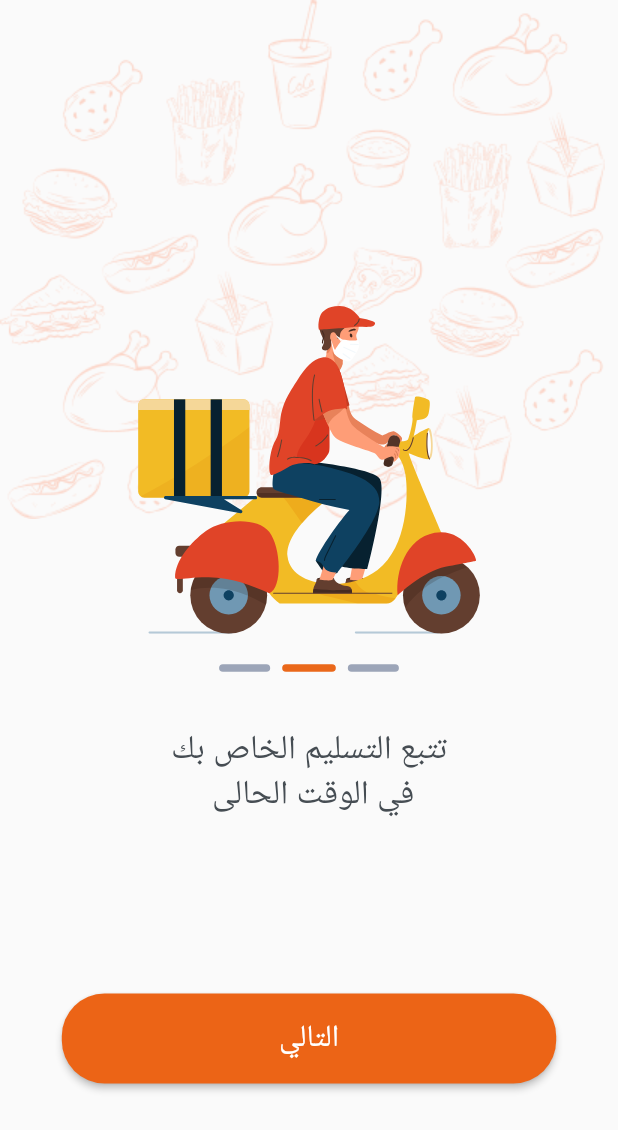
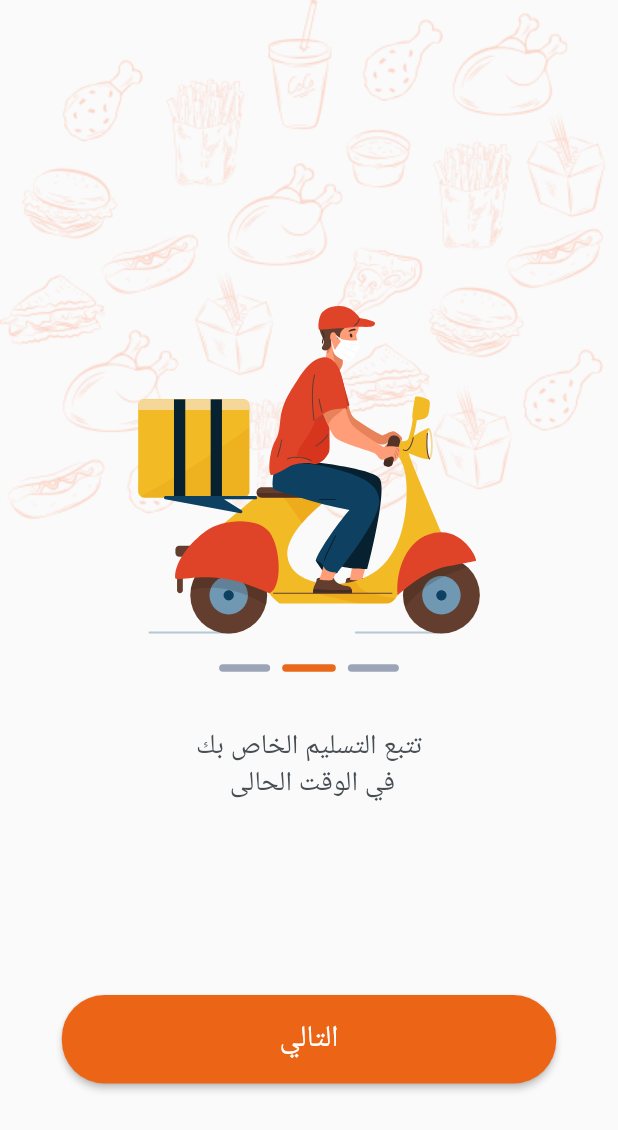
Before and after one commit to BatoulMDarwish/hundred_plus, a Flutter app: the screen it shows after launch, swiped to page 2, on a phone screen of 412 x 824 dp. Shown: the top 1130 px of the screen. Run offline on Flutter 3.47's test engine with Material 2 defaults, Android fonts, the phone set to English and light mode, and no system bars; drawn by our look-alikes of smooth_page_indicator; our stand-ins replace equatable, flutter_bloc, flutter_screenutil, flutter_svg, go_router; Roboto replaces fonts that are missing (BoutrosART Medium).

Commit message:
edit_theme

```diff
--- /dev/null
+++ b/lib/core/common/config/theme/fonts_constant.dart
@@ -0,0 +1,51 @@
+import 'package:flutter/material.dart';
+import 'package:flutter_screenutil/flutter_screenutil.dart';
+
+class FontConstants {
+  static const String fontFamily =  'BoutrosART Medium';
+}
+
+class FontWeightManager {
+  static  FontWeight get light => FontWeight.w300;
+
+  static FontWeight get regular => FontWeight.normal;
+
+  static FontWeight get medium => FontWeight.w500;
+
+  static  FontWeight get semiBold => FontWeight.w600;
+
+  static FontWeight get bold => FontWeight.bold;
+
+  static FontWeight get extraBold => FontWeight.w800;
+}
+
+class FontSize {
+  static double get text_64 => textFontSize_64.sp;
+
+  static const double textFontSize_64 = 64;
+
+  static double get text_36 => textFontSize_36.sp;
+
+  static const double textFontSize_36 = 36;
+
+  static double get text_24 => textFontSize_24.sp;
+  static const double textFontSize_24 = 24;
+
+  static double get text_22 => textFontSize_22.sp;
+  static const double textFontSize_22 = 22;
+
+  static double get text_24text_20 => textFontSize_20.sp;
+  static const double textFontSize_20 = 20;
+
+  static double get text_18 => textFontSize_18.sp;
+  static const double textFontSize_18 = 18;
+
+  static double get text_16 => textFontSize_16.sp;
+  static const double textFontSize_16 = 16;
+
+  static double get text_13 => textFontSize_13.sp;
+  static const double textFontSize_13 = 13;
+
+  static double get text_11 => textFontSize_11.sp;
+  static const double textFontSize_11 = 10;
+}
--- a/lib/core/common/config/theme/style.dart
+++ b/lib/core/common/config/theme/style.dart
@@ -3,10 +3,12 @@ import 'package:flutter/material.dart';
 import 'package:flutter_screenutil/flutter_screenutil.dart';
 import 'package:handred_plus/core/common/config/theme/colors.dart';
 
+import 'fonts_constant.dart';
+
 class AppStyle {
   AppStyle._();
 
-  static const String fontName =  'BoutrosART Medium';
+
 
   static final ElevatedButtonThemeData elevatedButtonStyle = ElevatedButtonThemeData(
     style: ElevatedButton.styleFrom(
@@ -14,7 +16,7 @@ class AppStyle {
         foregroundColor: AppColors.white,
         shape: RoundedRectangleBorder(borderRadius: BorderRadius.circular(28.r)),
         padding: const EdgeInsets.symmetric(vertical: 16),
-        textStyle:   TextStyle(fontSize: 20.sp,   fontFamily: fontName),
+        textStyle:  textTheme.titleMedium,
       ),
   );
 
@@ -25,7 +27,7 @@ class AppStyle {
         shape: RoundedRectangleBorder(borderRadius: BorderRadius.circular(28.r)),
         padding: const EdgeInsets.symmetric(vertical: 16),
         side: const BorderSide(color: AppColors.primary , ),
-        textStyle:  TextStyle(fontSize: 20.sp,   fontFamily: fontName),)
+        textStyle:textTheme.titleMedium ,)
   );
 
   static final TextButtonThemeData textButtonStyle = TextButtonThemeData(
@@ -34,22 +36,22 @@ class AppStyle {
         foregroundColor: AppColors.primary,
         shape: RoundedRectangleBorder(borderRadius: BorderRadius.circular(8)),
         padding: const EdgeInsets.symmetric(vertical: 16),
-        textStyle: const TextStyle(fontFamily: fontName)),
+        textStyle:textTheme.titleMedium),
   );
 
 
 
   static TextTheme textTheme = TextTheme(
-    displayLarge: TextStyle(fontSize: 26.sp,  color: AppColors.white, fontFamily: fontName),
-    displayMedium: TextStyle(fontSize: 24.sp,  color: AppColors.white, fontFamily: fontName),
-    displaySmall: TextStyle(fontSize: 22.sp, fontWeight: FontWeight.w600, color: AppColors.primary, fontFamily: fontName),
-    headlineSmall: TextStyle(fontSize: 22.sp,  color: AppColors.textColor1, fontFamily: fontName),
-    titleLarge: TextStyle(fontSize: 16.sp, fontWeight: FontWeight.bold, color: AppColors.textColor, fontFamily: fontName),
-    titleMedium: TextStyle(fontSize: 16.sp, color: AppColors.textColor, fontFamily: fontName),
-    bodyLarge: TextStyle(fontSize: 14.sp, fontWeight: FontWeight.bold, color: AppColors.textColor, fontFamily: fontName),
-    bodyMedium: TextStyle(fontSize: 14.sp, fontWeight: FontWeight.normal, color: AppColors.textColor, fontFamily: fontName),
-    bodySmall: TextStyle(fontSize: 12.sp, fontWeight: FontWeight.normal, color: AppColors.textColor, fontFamily: fontName),
-    labelLarge: TextStyle(fontSize: 12.sp, fontWeight: FontWeight.bold, color: AppColors.textColor, fontFamily: fontName),
-    labelMedium: TextStyle(fontSize: 10.sp, fontWeight: FontWeight.normal, color: AppColors.textColor, fontFamily: fontName),
+    displayLarge: TextStyle(fontSize: FontSize.text_64, fontWeight: FontWeightManager.bold, color: AppColors.textColor1, fontFamily: FontConstants.fontFamily),
+    displayMedium: TextStyle(fontSize: FontSize.text_36,fontWeight: FontWeightManager.semiBold, color: AppColors.textColor1, fontFamily:  FontConstants.fontFamily),
+    displaySmall: TextStyle(fontSize: FontSize.text_24, fontWeight: FontWeightManager.semiBold, color: AppColors.primary, fontFamily:  FontConstants.fontFamily),
+    headlineSmall: TextStyle(fontSize:FontSize.text_24,fontWeight: FontWeightManager.regular, color: AppColors.textColor1, fontFamily:  FontConstants.fontFamily),
+    titleLarge: TextStyle(fontSize: FontSize.text_22, fontWeight: FontWeightManager.regular , color: AppColors.textColor1, fontFamily:  FontConstants.fontFamily),
+    titleMedium: TextStyle(fontSize: FontSize.textFontSize_20 ,fontWeight:  FontWeightManager.regular, color: AppColors.textColor1, fontFamily:  FontConstants.fontFamily),
+    bodyLarge: TextStyle(fontSize: FontSize.text_18, fontWeight:FontWeightManager.bold, color: AppColors.textColor1, fontFamily:  FontConstants.fontFamily),
+    bodyMedium: TextStyle(fontSize: FontSize.text_18, fontWeight:FontWeightManager.regular, color: AppColors.textColor1, fontFamily:  FontConstants.fontFamily),
+    bodySmall: TextStyle(fontSize: FontSize.text_16, fontWeight: FontWeightManager.regular, color: AppColors.textColor1, fontFamily:  FontConstants.fontFamily),
+    labelLarge: TextStyle(fontSize: FontSize.text_13, fontWeight: FontWeightManager.regular, color: AppColors.textColor1, fontFamily:  FontConstants.fontFamily),
+    labelMedium: TextStyle(fontSize: FontSize.textFontSize_11, fontWeight: FontWeightManager.regular, color: AppColors.textColor1, fontFamily:  FontConstants.fontFamily),
   );
 }
--- a/lib/core/common/config/theme/theme.dart
+++ b/lib/core/common/config/theme/theme.dart
@@ -3,6 +3,8 @@
 import 'package:flutter/material.dart';
 import 'package:handred_plus/core/common/config/theme/colors.dart';
 import 'package:handred_plus/core/common/config/theme/style.dart';
+
+import 'fonts_constant.dart';
 
 
 
@@ -12,7 +14,7 @@ class AppTheme {
   static final lightTheme = ThemeData(
     primaryColor: AppColors.primary,
     textTheme: AppStyle.textTheme,
-    fontFamily: AppStyle.fontName,
+    fontFamily:  FontConstants.fontFamily,
     elevatedButtonTheme: AppStyle.elevatedButtonStyle,
     outlinedButtonTheme: AppStyle.outlinedButtonStyle,
     textButtonTheme: AppStyle.textButtonStyle,
--- a/lib/core/constant/strings/app_string.dart
+++ b/lib/core/constant/strings/app_string.dart
@@ -11,5 +11,6 @@ class AppString {
   static const String welcome='welcome';
   static const String next='التالي';
   static const String textWelcome='اكتشف أفضل الأطعمة من مطعمنا \nتوصيل سريع إلى باب منزلك';
-
+  static const String createAccount='إنشاء الحساب';
+  static const String SignIn='تسجيل الدخول';
 }
--- a/lib/feature/auth/presentation/widgets/coustom_column_widget.dart
+++ b/lib/feature/auth/presentation/widgets/coustom_column_widget.dart
@@ -3,6 +3,7 @@ import 'package:flutter_screenutil/flutter_screenutil.dart';
 import 'package:flutter_svg/flutter_svg.dart';
 import 'package:go_router/go_router.dart';
 import 'package:handred_plus/core/common/config/theme/colors.dart';
+import 'package:handred_plus/core/common/config/theme/style.dart';
 import 'package:handred_plus/core/constant/images/assets.dart';
 import 'package:handred_plus/core/constant/strings/app_string.dart';
 
@@ -20,21 +21,21 @@ class CustomColumnWidget extends StatelessWidget {
           Text(
               AppString.textWelcome,
             textAlign: TextAlign.center,
-            style: Theme.of(context).textTheme.headlineSmall!.copyWith(color: AppColors.gray3),
+            style: AppStyle.textTheme.titleMedium,
           ),
           Spacer(),
           FractionallySizedBox(
             widthFactor: 0.8,
               child: ElevatedButton(onPressed: (){
 
-              }, child: Text('تسجيل الدخول'))),
+              }, child: Text(AppString.SignIn))),
          21.verticalSpace,
           FractionallySizedBox(
             widthFactor: 0.8,
             child: OutlinedButton(onPressed: (){
               context.goNamed(AppString.signUp);
             }, child: Text(
-              'إنشاء الحساب'
+              AppString.createAccount
             )),
           ),
           Spacer(),
--- a/lib/feature/splash&onboarding/presentation/pages/screen/splash_screen.dart
+++ b/lib/feature/splash&onboarding/presentation/pages/screen/splash_screen.dart
@@ -4,6 +4,7 @@ import 'package:flutter_screenutil/flutter_screenutil.dart';
 import 'package:flutter/material.dart';
 import 'package:flutter_svg/flutter_svg.dart';
 import 'package:go_router/go_router.dart';
+import 'package:handred_plus/core/common/config/theme/style.dart';
 import 'package:handred_plus/core/constant/images/assets.dart';
 import 'package:handred_plus/feature/splash&onboarding/presentation/pages/screen/on_boarding_screen.dart';
 
@@ -54,11 +55,11 @@ class _SplashScreenState extends State<SplashScreen> {
                const Spacer(),
                Text(
                  AppString.hundredPlus,
-                 style: Theme.of(context).textTheme.displayLarge,
+                 style:AppStyle.textTheme.displayMedium,
                ),
                Text(
                  AppString.delivery,
-                 style: Theme.of(context).textTheme.displayLarge,
+                 style: AppStyle.textTheme.displayMedium,
                ),
                79.verticalSpace
              ],
--- a/lib/feature/splash&onboarding/presentation/pages/widget/slider_onboarding.dart
+++ b/lib/feature/splash&onboarding/presentation/pages/widget/slider_onboarding.dart
@@ -5,6 +5,7 @@ import 'package:flutter_svg/flutter_svg.dart';
 import 'package:handred_plus/core/common/config/theme/colors.dart';
 import 'package:handred_plus/feature/splash&onboarding/presentation/pages/controller/cubit/onboarding_bloc.dart';
 
+import '../../../../../core/common/config/theme/style.dart';
 import '../../data/datasource/onboarding_datasource_static.dart';
 import 'dotcontroller.dart';
 
@@ -32,9 +33,7 @@ class CustomSliderOnBoarding extends StatelessWidget {
             Text(
               OnBoardingList[i].body!,
               textAlign:TextAlign.center ,
-              style: Theme.of(context).textTheme.headlineSmall!.copyWith(
-                color: AppColors.textColor1
-              ),
+              style: AppStyle.textTheme.bodyMedium
             ),
           ],
         )
--- a/lib/main.dart
+++ b/lib/main.dart
@@ -24,7 +24,8 @@ class MyApp extends StatelessWidget {
         builder: (context, child) => Directionality(child: child!,textDirection: TextDirection.rtl,),
         debugShowCheckedModeBanner: false,
 
-        theme: AppTheme.lightTheme,
+        theme:AppTheme.lightTheme,
+
        routerConfig: AppRouter().router,
 
          //home: OnBoardingScreen(),
```
